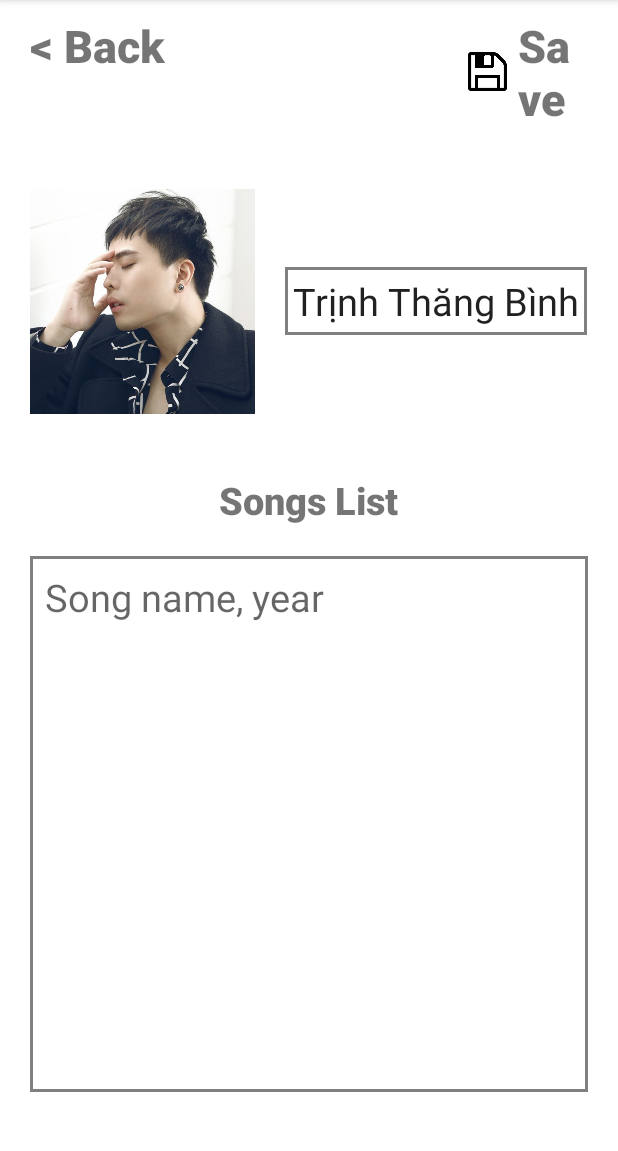
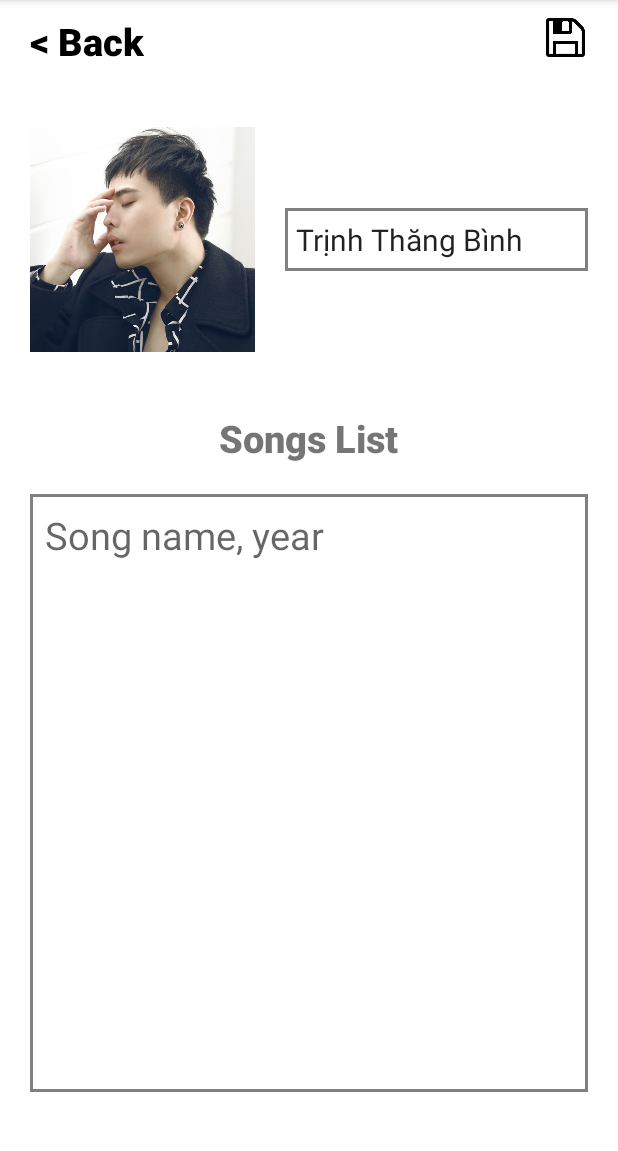
Before and after one commit to NguyenTranMinhNhat/Android-Mid-Term, an Android app: the screen it shows after launch (MainActivity), on a phone screen of 412 x 824 dp, the part 84-1235 px from its top. Run offline under Robolectric (Android 15) with nearby library versions, the phone set to English and light mode, and no system bars.

Commit message:
Update create and edit artist

```diff
--- a/app/src/main/java/com/example/androidmid_term/MainActivity.java
+++ b/app/src/main/java/com/example/androidmid_term/MainActivity.java
@@ -3,12 +3,37 @@ package com.example.androidmid_term;
 import androidx.appcompat.app.AppCompatActivity;
 
 import android.os.Bundle;
+import android.view.View;
+import android.widget.Button;
+import android.widget.EditText;
+import android.widget.ImageView;
+import android.widget.TextView;
+import android.widget.Toast;
 
 public class MainActivity extends AppCompatActivity {
-
+    TextView btn_back;
+    EditText txt_artist_name;
+    ImageView btn_save;
     @Override
     protected void onCreate(Bundle savedInstanceState) {
         super.onCreate(savedInstanceState);
         setContentView(R.layout.edit_artist);
+        setControl();
+        setEvent();
+    }
+
+    public void setControl(){
+        btn_back = findViewById(R.id.btn_back);
+        txt_artist_name = findViewById(R.id.txt_artist_name);
+        btn_save = findViewById(R.id.btn_save);
+    }
+
+    public void setEvent(){
+        btn_save.setOnClickListener(new View.OnClickListener() {
+            @Override
+            public void onClick(View v) {
+                txt_artist_name.setText("ok");
+            }
+        });
     }
 }
--- a/app/src/main/res/layout/edit_artist.xml
+++ b/app/src/main/res/layout/edit_artist.xml
@@ -3,83 +3,91 @@
     android:layout_width="match_parent"
     android:layout_height="match_parent"
     android:orientation="vertical"
-    android:paddingRight="20dp"
     android:paddingLeft="20dp"
     android:paddingTop="10dp"
+    android:paddingRight="20dp"
     android:paddingBottom="40dp">
+
     <LinearLayout
         android:layout_width="match_parent"
         android:layout_height="wrap_content"
-        android:orientation="horizontal"
-        android:paddingBottom="10dp">
+        android:layout_marginBottom="10dp"
+        android:orientation="horizontal">
+
         <TextView
             android:id="@+id/btn_back"
             android:layout_width="wrap_content"
             android:layout_height="wrap_content"
+            android:layout_gravity="center"
+            android:fontFamily="sans-serif-black"
             android:text="@string/back"
-            android:textSize="30dp"
-            android:fontFamily="sans-serif-black"/>
-        <ImageView
-            android:layout_width="30dp"
-            android:layout_height="30dp"
-            android:layout_marginLeft="200dp"
-            android:src="@drawable/save_icon"
-            android:scaleType="fitXY"
-            android:layout_gravity="center"
-            />
-        <TextView
-            android:id="@+id/btn_save"
-            android:layout_width="wrap_content"
-            android:layout_height="wrap_content"
-            android:text="Save"
-            android:layout_marginLeft="5dp"
-            android:textSize="30dp"
-            android:fontFamily="sans-serif-black"
-            />
+            android:textSize="25dp"
+            android:backgroundTint="@color/white"
+            android:textColor="@color/black"/>
+
+        <LinearLayout
+            android:layout_width="match_parent"
+            android:layout_height="match_parent"
+            android:gravity="right"
+            android:orientation="horizontal">
+            <ImageView
+                android:id="@+id/btn_save"
+                android:layout_width="30dp"
+                android:layout_height="30dp"
+                android:gravity="right"
+                android:scaleType="fitXY"
+                android:src="@drawable/save_icon" />
+        </LinearLayout>
+
     </LinearLayout>
+
     <LinearLayout
         android:layout_width="match_parent"
         android:layout_height="wrap_content"
         android:orientation="horizontal"
         android:paddingTop="30dp">
+
         <ImageView
             android:id="@+id/img_artist"
             android:layout_width="150dp"
             android:layout_height="150dp"
-            android:src="@drawable/trinh_thang_binh"/>
+            android:src="@drawable/trinh_thang_binh" />
+
         <EditText
             android:id="@+id/txt_artist_name"
-            android:layout_width="wrap_content"
+            android:layout_width="match_parent"
             android:layout_height="wrap_content"
+            android:layout_gravity="center"
             android:layout_marginLeft="20dp"
+            android:background="@drawable/border_edittext"
+            android:padding="7dp"
             android:text="Trịnh Thăng Bình"
-            android:textSize="25dp"
-            android:padding="5dp"
-            android:background="@drawable/border_edittext"
-            android:layout_gravity="center"/>
+            android:textSize="20dp" />
     </LinearLayout>
+
     <LinearLayout
         android:layout_width="match_parent"
         android:layout_height="match_parent"
-        android:orientation="vertical"
-        android:layout_marginTop="40dp">
+        android:layout_marginTop="40dp"
+        android:orientation="vertical">
+
         <TextView
             android:layout_width="wrap_content"
             android:layout_height="wrap_content"
+            android:layout_gravity="center"
+            android:layout_marginBottom="20dp"
+            android:fontFamily="sans-serif-black"
             android:text="Songs List"
-            android:textSize="25dp"
-            android:fontFamily="sans-serif-black"
-            android:layout_gravity="center"
-            android:layout_marginBottom="20dp"/>
+            android:textSize="25dp" />
+
         <EditText
             android:id="@+id/txt_song_list"
             android:layout_width="match_parent"
             android:layout_height="match_parent"
+            android:background="@drawable/border_edittext"
             android:gravity="top"
             android:hint="Song name, year"
             android:padding="10dp"
-            android:textSize="25dp"
-            android:background="@drawable/border_edittext"
-            />
+            android:textSize="25dp" />
     </LinearLayout>
 </LinearLayout>
```
Also changed, not shown: app/src/main/res/layout/create_artist.xml (+21 -22 lines).
